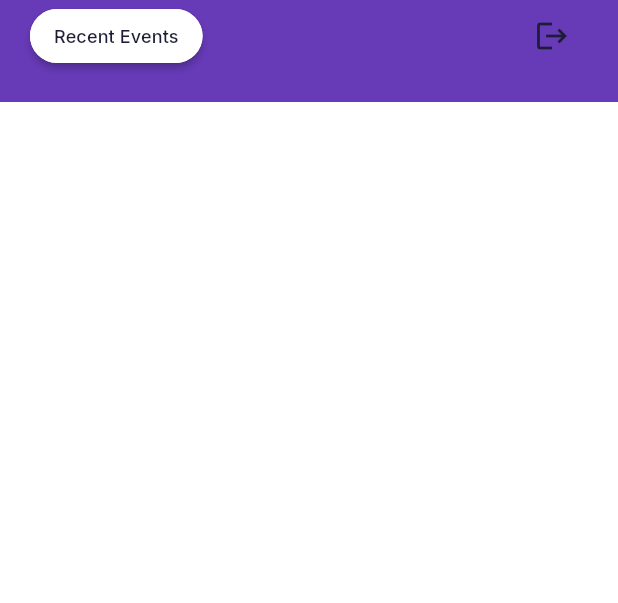
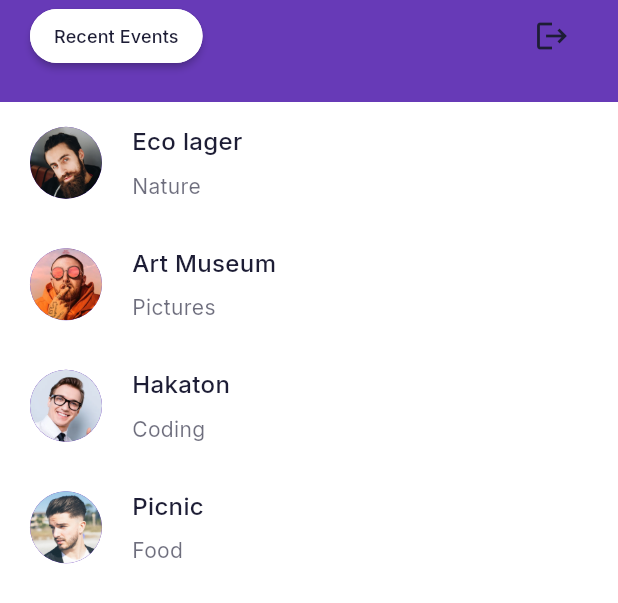
Before and after one commit to Steli666/LudogorieHak2024, a Flutter app: the Body widget shown alone on an empty page, opened directly, on a phone screen of 412 x 824 dp. Shown: the top 603 px of the screen. Run offline on Flutter 3.47's test engine with Material 3 defaults, Android fonts, the phone set to English and light mode, and no system bars; our stand-ins replace google_fonts, shared_preferences; accounts and stored records are empty.

Commit message:
Events Added

```diff
--- a/lib/models/Event.dart
+++ b/lib/models/Event.dart
@@ -27,59 +27,31 @@ class Event {
 
   List events = [
     Event(
-      title: "Jenny Wilson",
-      description: "Hope you are doing well...",
+      title: "Eco lager",
+      description: "Nature",
       imagePath: "assets/images/user.png",
-      time: "3m ago",
+      time: "12 May 2024",
       location: 'New York'
     ),
     Event(
-        title: "Jenny Wilson",
-        description: "Hope you are doing well...",
-        imagePath: "assets/images/user.png",
-        time: "3m ago",
-        location: 'New York'
+        title: "Art Museum",
+        description: "Pictures",
+        imagePath: "assets/images/user_2.png",
+        time: "19 June 2024",
+        location: 'London'
     ),
     Event(
-        title: "Jenny Wilson",
-        description: "Hope you are doing well...",
-        imagePath: "assets/images/user.png",
-        time: "3m ago",
-        location: 'New York'
+        title: "Hakaton",
+        description: "Coding",
+        imagePath: "assets/images/user_3.png",
+        time: "21 April 2024",
+        location: 'Razgrad'
     ),
     Event(
-        title: "Jenny Wilson",
-        description: "Hope you are doing well...",
-        imagePath: "assets/images/user.png",
-        time: "3m ago",
-        location: 'New York'
-    ),
-    Event(
-        title: "Jenny Wilson",
-        description: "Hope you are doing well...",
-        imagePath: "assets/images/user.png",
-        time: "3m ago",
-        location: 'New York'
-    ),
-    Event(
-        title: "Jenny Wilson",
-        description: "Hope you are doing well...",
-        imagePath: "assets/images/user.png",
-        time: "3m ago",
-        location: 'New York'
-    ),
-    Event(
-        title: "Jenny Wilson",
-        description: "Hope you are doing well...",
-        imagePath: "assets/images/user.png",
-        time: "3m ago",
-        location: 'New York'
-    ),
-    Event(
-        title: "Jenny Wilson",
-        description: "Hope you are doing well...",
-        imagePath: "assets/images/user.png",
-        time: "3m ago",
-        location: 'New York'
+        title: "Picnic",
+        description: "Food",
+        imagePath: "assets/images/user_4.png",
+        time: "21 April 2024",
+        location: 'Bulgaria'
     ),
   ];
--- a/lib/screens/see_events/components/body.dart
+++ b/lib/screens/see_events/components/body.dart
@@ -1,59 +1,21 @@
-import 'dart:convert';
-import 'package:chat/screens/see_events/components/chat_card.dart';
-import 'package:chat/screens/see_events/components/EventDetailsScreen.dart';
-import 'package:flutter/material.dart';
-import 'package:http/http.dart' as http;
-import 'package:chat/models/Event.dart';
-
-import 'package:chat/screens/signinOrSignUp/signin_or_signup_screen.dart';
 import 'package:chat/components/filled_outline_button.dart';
 import 'package:chat/constants.dart';
+import 'package:chat/models/Event.dart'; // Import the Event model
+import 'package:chat/screens/see_events/components/EventDetailsScreen.dart';
+import 'package:chat/screens/signinOrSignUp/signin_or_signup_screen.dart';
+import 'package:flutter/material.dart';
 import 'package:shared_preferences/shared_preferences.dart';
+import 'chat_card.dart';
 
-class Body extends StatefulWidget {
+class Body extends StatelessWidget {
   const Body({Key? key}) : super(key: key);
+  Future<void> _logout(BuildContext context) async {
+    // Delete token from SharedPreferences
+    final prefs = await SharedPreferences.getInstance();
+    await prefs.remove('token');
 
-  @override
-  _BodyState createState() => _BodyState();
-}
-
-class _BodyState extends State<Body> {
-  List<Event> events = [];
-
-  @override
-  void initState() {
-    super.initState();
-    fetchEvents();
-  }
-
-  Future<void> fetchEvents() async {
-    final apiUrl = 'https://your-backend-api.com/events';
-    final response = await http.get(Uri.parse(apiUrl));
-
-    if (response.statusCode == 200) {
-      final List<dynamic> data = json.decode(response.body);
-      setState(() {
-        events = data.map((eventData) => Event.fromJson(eventData)).toList();
-      });
-    } else {
-      showDialog(
-        context: context,
-        builder: (BuildContext context) {
-          return AlertDialog(
-            title: Text('Error'),
-            content: Text('Failed to fetch events. Please try again later.'),
-            actions: <Widget>[
-              TextButton(
-                onPressed: () {
-                  Navigator.of(context).pop();
-                },
-                child: Text('OK'),
-              ),
-            ],
-          );
-        },
-      );
-    }
+    // Navigate to SignInOrSignUpScreen
+    SigninOrSignupScreen.navigateTo(context);
   }
 
   @override
@@ -68,6 +30,7 @@ class _BodyState extends State<Body> {
             children: [
               FillOutlineButton(press: () {}, text: "Recent Events"),
               const SizedBox(width: kDefaultPadding),
+              // Logout button
               Spacer(),
               IconButton(
                 icon: Icon(Icons.logout),
@@ -80,8 +43,9 @@ class _BodyState extends State<Body> {
           child: ListView.builder(
             itemCount: events.length,
             itemBuilder: (context, index) => ChatCard(
-              event: events[index],
+              event: events[index], // Pass the event object to ChatCard
               press: () {
+                // Navigate to event details screen when an event card is tapped
                 Navigator.push(
                   context,
                   MaterialPageRoute(
@@ -95,10 +59,4 @@ class _BodyState extends State<Body> {
       ],
     );
   }
-
-  void _logout(BuildContext context) async {
-    final prefs = await SharedPreferences.getInstance();
-    await prefs.remove('token');
-    SigninOrSignupScreen.navigateTo(context);
-  }
 }
```
